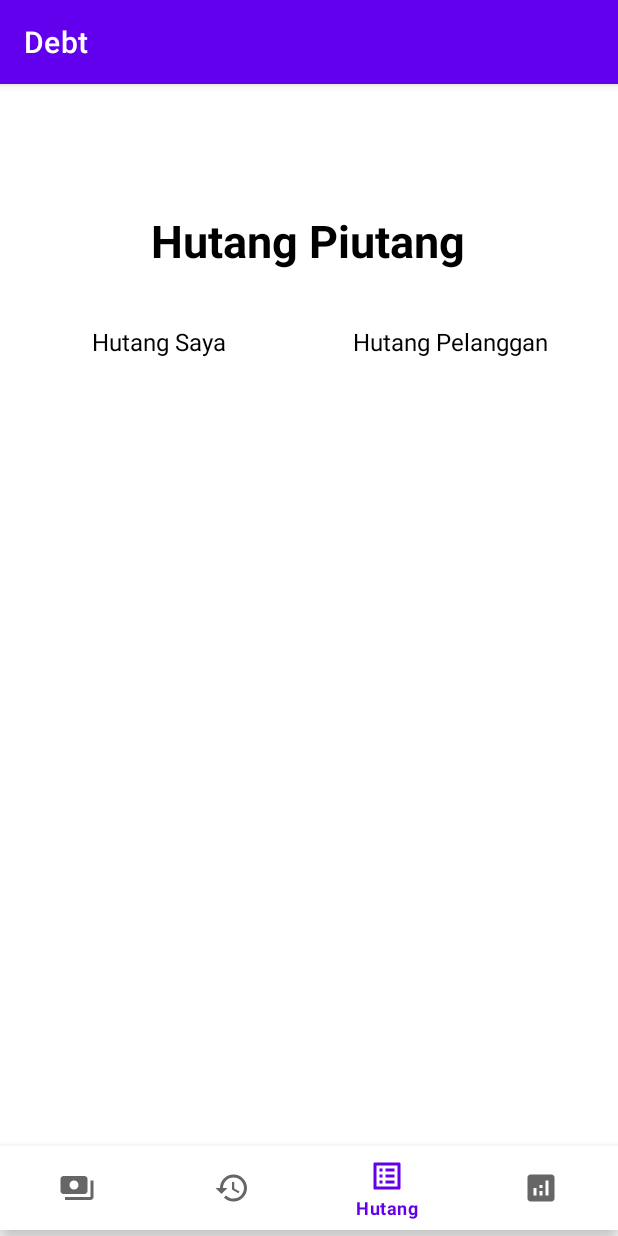
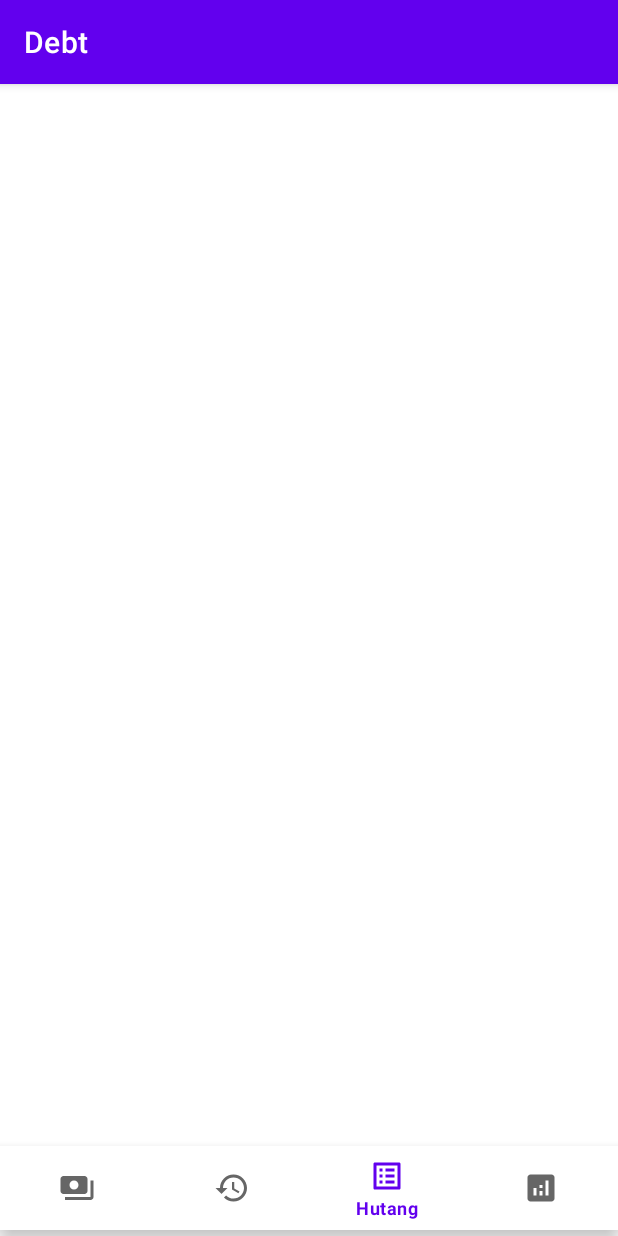
Before and after one commit to AbrorAbhirama/BukuinAja, an Android app: the screen it shows after launch (MainActivity), item 3 of the bottom bar chosen, on a phone screen of 412 x 824 dp. Run offline under Robolectric (Android 15) with nearby library versions, the phone set to English and light mode, and no system bars; our stand-ins replace navigation-ui; 2 statements that could not run were skipped.

Commit message:
delete unuse class

```diff
--- a/app/src/main/AndroidManifest.xml
+++ b/app/src/main/AndroidManifest.xml
@@ -13,7 +13,7 @@
         android:theme="@style/Theme.BukuinAja"
         tools:targetApi="31">
         <activity
-            android:name=".AddPaymentActivity"
+            android:name=".activity.AddPaymentActivity"
             android:exported="false" />
         <activity
             android:name=".MainActivity"
--- a/app/src/main/java/com/example/bukuinaja/AddPaymentActivity.java
+++ b/app/src/main/java/com/example/bukuinaja/activity/AddPaymentActivity.java
@@ -1,4 +1,4 @@
-package com.example.bukuinaja;
+package com.example.bukuinaja.activity;
 
 import android.os.Bundle;
 
@@ -7,6 +7,8 @@ import androidx.appcompat.app.AppCompatActivity;
 import androidx.core.graphics.Insets;
 import androidx.core.view.ViewCompat;
 import androidx.core.view.WindowInsetsCompat;
+
+import com.example.bukuinaja.R;
 
 public class AddPaymentActivity extends AppCompatActivity {
 
--- a/app/src/main/res/layout/activity_addpayment.xml
+++ b/app/src/main/res/layout/activity_addpayment.xml
@@ -5,7 +5,7 @@
     android:id="@+id/main"
     android:layout_width="match_parent"
     android:layout_height="match_parent"
-    tools:context=".AddPaymentActivity">
+    tools:context=".activity.AddPaymentActivity">
 
     <androidx.constraintlayout.widget.ConstraintLayout
         android:layout_width="match_parent"
--- a/app/src/main/res/layout/fragment_deb.xml
+++ /dev/null
@@ -1,46 +0,0 @@
-<?xml version="1.0" encoding="utf-8"?>
-<androidx.constraintlayout.widget.ConstraintLayout xmlns:android="http://schemas.android.com/apk/res/android"
-    xmlns:app="http://schemas.android.com/apk/res-auto"
-    xmlns:tools="http://schemas.android.com/tools"
-    android:layout_width="match_parent"
-    android:layout_height="match_parent">
-
-    <TextView
-        android:id="@+id/debt_client"
-        android:layout_width="195dp"
-        android:layout_height="48dp"
-        android:text="Hutang Pelanggan"
-        android:textAlignment="center"
-        android:textColor="#000000"
-        android:textSize="16sp"
-        app:layout_constraintStart_toEndOf="@+id/debt_self"
-        app:layout_constraintTop_toTopOf="@+id/debt_self" />
-
-    <TextView
-        android:id="@+id/Title"
-        android:layout_width="wrap_content"
-        android:layout_height="wrap_content"
-        android:layout_marginTop="28dp"
-        android:text="Hutang Piutang"
-        android:textColor="#000000"
-        android:textSize="30sp"
-        android:textStyle="bold"
-        app:layout_constraintEnd_toEndOf="parent"
-        app:layout_constraintHorizontal_bias="0.497"
-        app:layout_constraintStart_toStartOf="parent"
-        app:layout_constraintTop_toTopOf="parent" />
-
-    <TextView
-        android:id="@+id/debt_self"
-        android:layout_width="194dp"
-        android:layout_height="48dp"
-        android:layout_marginTop="36dp"
-        android:text="Hutang Saya"
-        android:textAlignment="center"
-        android:textColor="#000000"
-        android:textSize="16sp"
-        app:layout_constraintEnd_toEndOf="parent"
-        app:layout_constraintHorizontal_bias="0.04"
-        app:layout_constraintStart_toStartOf="parent"
-        app:layout_constraintTop_toBottomOf="@+id/Title" />
-</androidx.constraintlayout.widget.ConstraintLayout>
```
